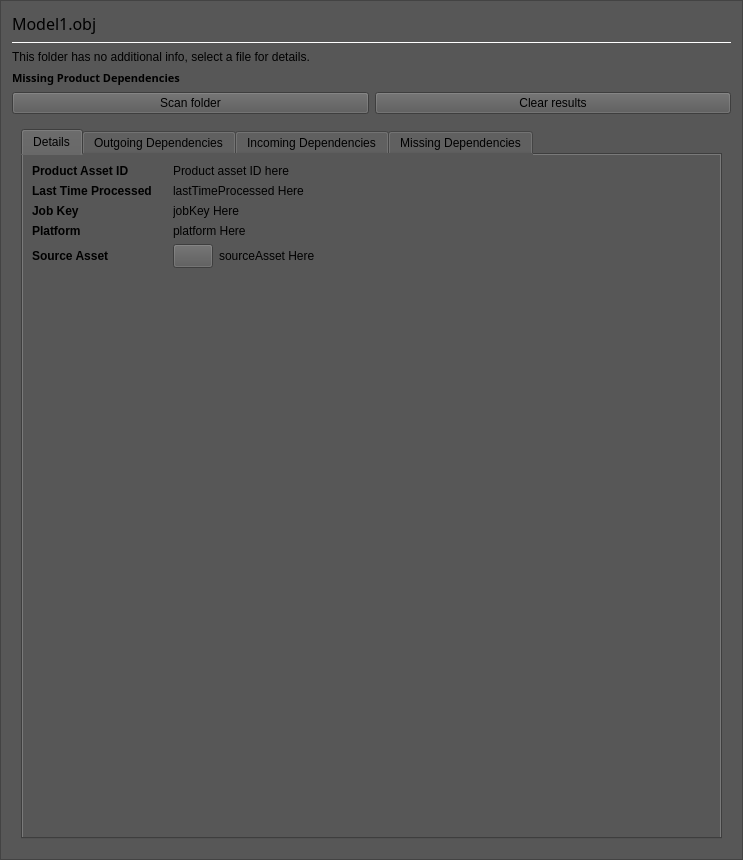
First picture: the form in Code/Tools/AssetProcessor/native/ui/ProductAssetDetailsPanel.ui, repository o3de/o3de, before the edit.
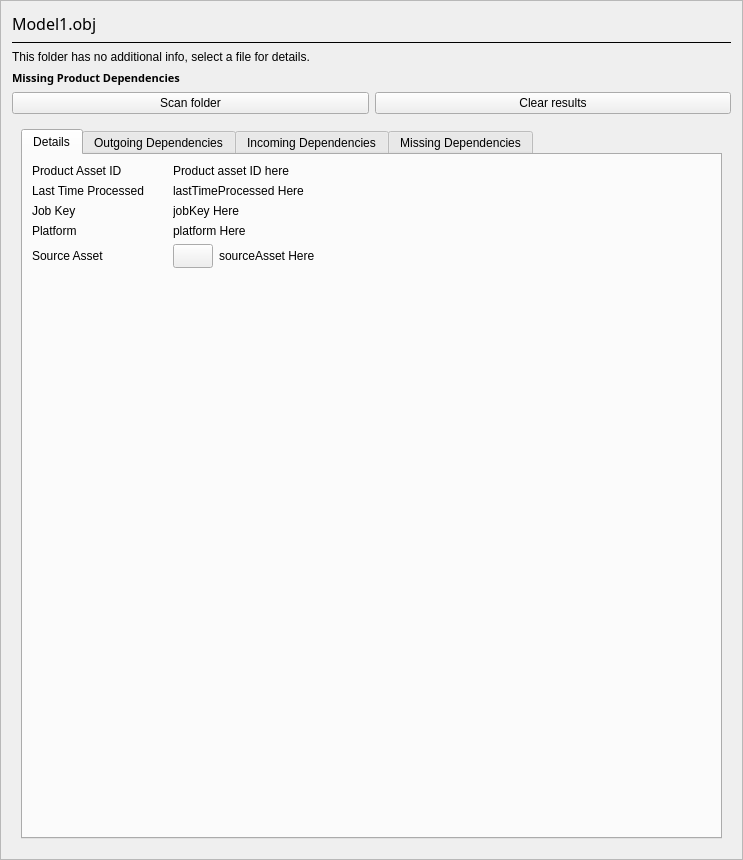
Second picture: the form after the edit. Icons and pictures are not drawn. Custom widgets are drawn as their Qt base class.

Commit message: Flatten the missing styles of the Editor and tools, at the Oct 28 cost

```diff
--- a/Code/Tools/AssetProcessor/native/ui/ProductAssetDetailsPanel.ui
+++ b/Code/Tools/AssetProcessor/native/ui/ProductAssetDetailsPanel.ui
@@ -16,9 +16,6 @@
         <verstretch>0</verstretch>
       </sizepolicy>
     </property>
-    <property name="styleSheet">
-      <string notr="true">background-color: rgb(87, 87, 87);</string>
-    </property>
     <property name="frameShape">
       <enum>QFrame::StyledPanel</enum>
     </property>
@@ -37,9 +34,6 @@
               <bold>false</bold>
             </font>
           </property>
-          <property name="styleSheet">
-            <string notr="true">font: 12pt;</string>
-          </property>
           <property name="text">
             <string>Model1.obj</string>
           </property>
@@ -55,124 +49,6 @@
         <layout class="QVBoxLayout" name="productPanelLayout">
           <item>
             <widget class="Line" name="AssetDetailsSeparator">
-              <property name="palette">
-                <palette>
-                  <active>
-                    <colorrole role="WindowText">
-                      <brush brushstyle="SolidPattern">
-                        <color alpha="255">
-                          <red>255</red>
-                          <green>255</green>
-                          <blue>255</blue>
-                        </color>
-                      </brush>
-                    </colorrole>
-                    <colorrole role="Button">
-                      <brush brushstyle="SolidPattern">
-                        <color alpha="255">
-                          <red>87</red>
-                          <green>87</green>
-                          <blue>87</blue>
-                        </color>
-                      </brush>
-                    </colorrole>
-                    <colorrole role="Base">
-                      <brush brushstyle="SolidPattern">
-                        <color alpha="255">
-                          <red>87</red>
-                          <green>87</green>
-                          <blue>87</blue>
-                        </color>
-                      </brush>
-                    </colorrole>
-                    <colorrole role="Window">
-                      <brush brushstyle="SolidPattern">
-                        <color alpha="255">
-                          <red>87</red>
-                          <green>87</green>
-                          <blue>87</blue>
-                        </color>
-                      </brush>
-                    </colorrole>
-                  </active>
-                  <inactive>
-                    <colorrole role="WindowText">
-                      <brush brushstyle="SolidPattern">
-                        <color alpha="255">
-                          <red>255</red>
-                          <green>255</green>
-                          <blue>255</blue>
-                        </color>
-                      </brush>
-                    </colorrole>
-                    <colorrole role="Button">
-                      <brush brushstyle="SolidPattern">
-                        <color alpha="255">
-                          <red>87</red>
-                          <green>87</green>
-                          <blue>87</blue>
-                        </color>
-                      </brush>
-                    </colorrole>
-                    <colorrole role="Base">
-                      <brush brushstyle="SolidPattern">
-                        <color alpha="255">
-                          <red>87</red>
-                          <green>87</green>
-                          <blue>87</blue>
-                        </color>
-                      </brush>
-                    </colorrole>
-                    <colorrole role="Window">
-                      <brush brushstyle="SolidPattern">
-                        <color alpha="255">
-                          <red>87</red>
-                          <green>87</green>
-                          <blue>87</blue>
-                        </color>
-                      </brush>
-                    </colorrole>
-                  </inactive>
-                  <disabled>
-                    <colorrole role="WindowText">
-                      <brush brushstyle="SolidPattern">
-                        <color alpha="255">
-                          <red>120</red>
-                          <green>120</green>
-                          <blue>120</blue>
-                        </color>
-                      </brush>
-                    </colorrole>
-                    <colorrole role="Button">
-                      <brush brushstyle="SolidPattern">
-                        <color alpha="255">
-                          <red>87</red>
-                          <green>87</green>
-                          <blue>87</blue>
-                        </color>
-                      </brush>
-                    </colorrole>
-                    <colorrole role="Base">
-                      <brush brushstyle="SolidPattern">
-                        <color alpha="255">
-                          <red>87</red>
-                          <green>87</green>
-                          <blue>87</blue>
-                        </color>
-                      </brush>
-                    </colorrole>
-                    <colorrole role="Window">
-                      <brush brushstyle="SolidPattern">
-                        <color alpha="255">
-                          <red>87</red>
-                          <green>87</green>
-                          <blue>87</blue>
-                        </color>
-                      </brush>
-                    </colorrole>
-                  </disabled>
-                </palette>
-              </property>
               <property name="styleSheet">
                 <string notr="true"/>
               </property>
@@ -208,9 +84,6 @@
                   <bold>true</bold>
                 </font>
               </property>
-              <property name="styleSheet">
-                <string notr="true">font: bold, 12pt;</string>
-              </property>
               <property name="text">
                 <string>Missing Product Dependencies</string>
               </property>
@@ -292,9 +165,6 @@
                               </item>
                               <item row="3" column="0">
                                 <widget class="QLabel" name="platformTitleLabel">
-                                  <property name="styleSheet">
-                                    <string notr="true">font: bold;</string>
-                                  </property>
                                   <property name="text">
                                     <string>Platform</string>
                                   </property>
@@ -305,9 +175,6 @@
                               </item>
                               <item row="0" column="0">
                                 <widget class="QLabel" name="productAssetIdTitleLabel">
-                                  <property name="styleSheet">
-                                    <string notr="true">font: bold;</string>
-                                  </property>
                                   <property name="text">
                                     <string>Product Asset ID</string>
                                   </property>
@@ -328,9 +195,6 @@
                               </item>
                               <item row="4" column="0">
                                 <widget class="QLabel" name="sourceAssetTitleLabel">
-                                  <property name="styleSheet">
-                                    <string notr="true">font: bold;</string>
-                                  </property>
                                   <property name="text">
                                     <string>Source Asset</string>
                                   </property>
@@ -351,9 +215,6 @@
                               </item>
                               <item row="1" column="0">
                                 <widget class="QLabel" name="lastTimeProcessedTitleLabel">
-                                  <property name="styleSheet">
-                                    <string notr="true">font: bold;</string>
-                                  </property>
                                   <property name="text">
                                     <string>Last Time Processed</string>
                                   </property>
@@ -374,9 +235,6 @@
                               </item>
                               <item row="2" column="0">
                                 <widget class="QLabel" name="jobKeyTitleLabel">
-                                  <property name="styleSheet">
-                                    <string notr="true">font: bold;</string>
-                                  </property>
                                   <property name="text">
                                     <string>Job Key</string>
                                   </property>
```
Left out of the diff: 27 changed lines with no effect on the pictures. The commit also changes 437 other files.
